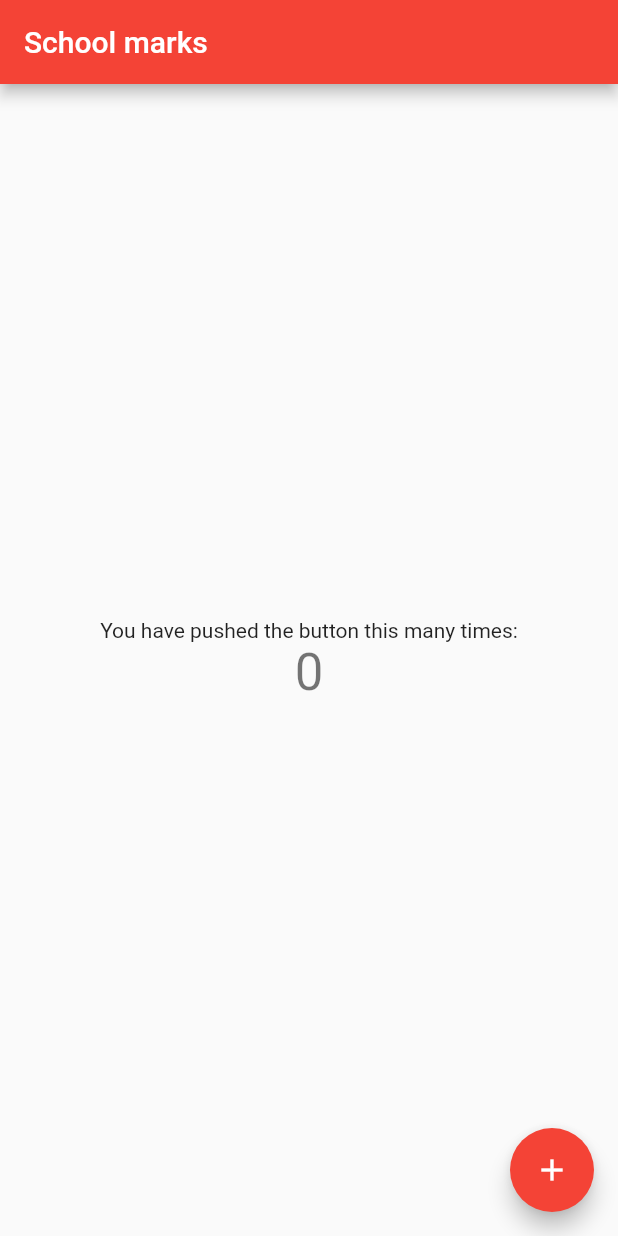
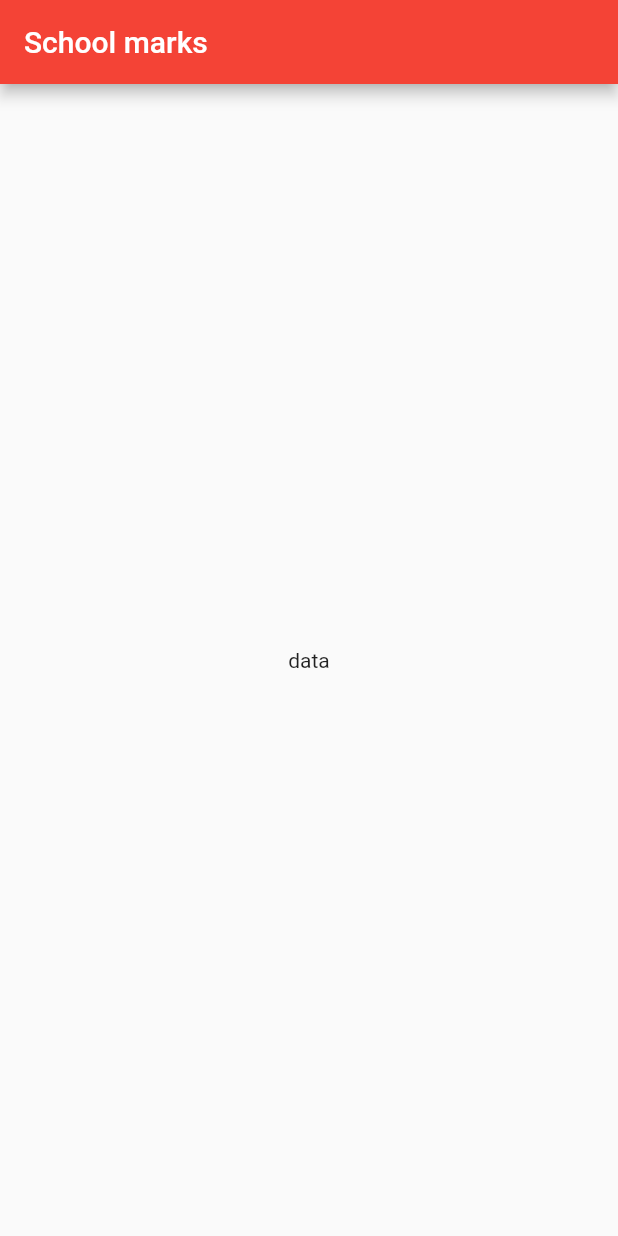
Before and after one commit to E-jarod/school_marks, a Flutter app: the screen it shows after launch, on a phone screen of 412 x 824 dp. Run offline on Flutter 3.47's test engine with Material 2 defaults, Android fonts, the phone set to English and light mode, and no system bars.

Commit message:
basic implementation

```diff
--- a/lib/main.dart
+++ b/lib/main.dart
@@ -10,55 +10,22 @@ class MyApp extends StatelessWidget {
     return MaterialApp(
       title: 'School marks',
       theme: ThemeData(primarySwatch: Colors.red),
-      home: const MyHomePage(title: 'School marks'),
+      home: const HomePage(title: 'School marks'),
       debugShowCheckedModeBanner: false,
     );
   }
 }
 
-class MyHomePage extends StatefulWidget {
+class HomePage extends StatelessWidget {
   final String title;
 
-  const MyHomePage({Key? key, required this.title}) : super(key: key);
-
-  @override
-  _MyHomePageState createState() => _MyHomePageState();
-}
-
-class _MyHomePageState extends State<MyHomePage> {
-  int _counter = 0;
-
-  void _incrementCounter() {
-    setState(() {
-      _counter++;
-    });
-  }
+  const HomePage({Key? key, required this.title}) : super(key: key);
 
   @override
   Widget build(BuildContext context) {
     return Scaffold(
-      appBar: AppBar(
-        title: Text(widget.title),
-      ),
-      body: Center(
-        child: Column(
-          mainAxisAlignment: MainAxisAlignment.center,
-          children: <Widget>[
-            Text(
-              'You have pushed the button this many times:',
-            ),
-            Text(
-              '$_counter',
-              style: Theme.of(context).textTheme.headline4,
-            ),
-          ],
-        ),
-      ),
-      floatingActionButton: FloatingActionButton(
-        onPressed: _incrementCounter,
-        tooltip: 'Increment',
-        child: Icon(Icons.add),
-      ),
+      appBar: AppBar(title: Text(title)),
+      body: Center(child: Text('data')),
     );
   }
 }
```
